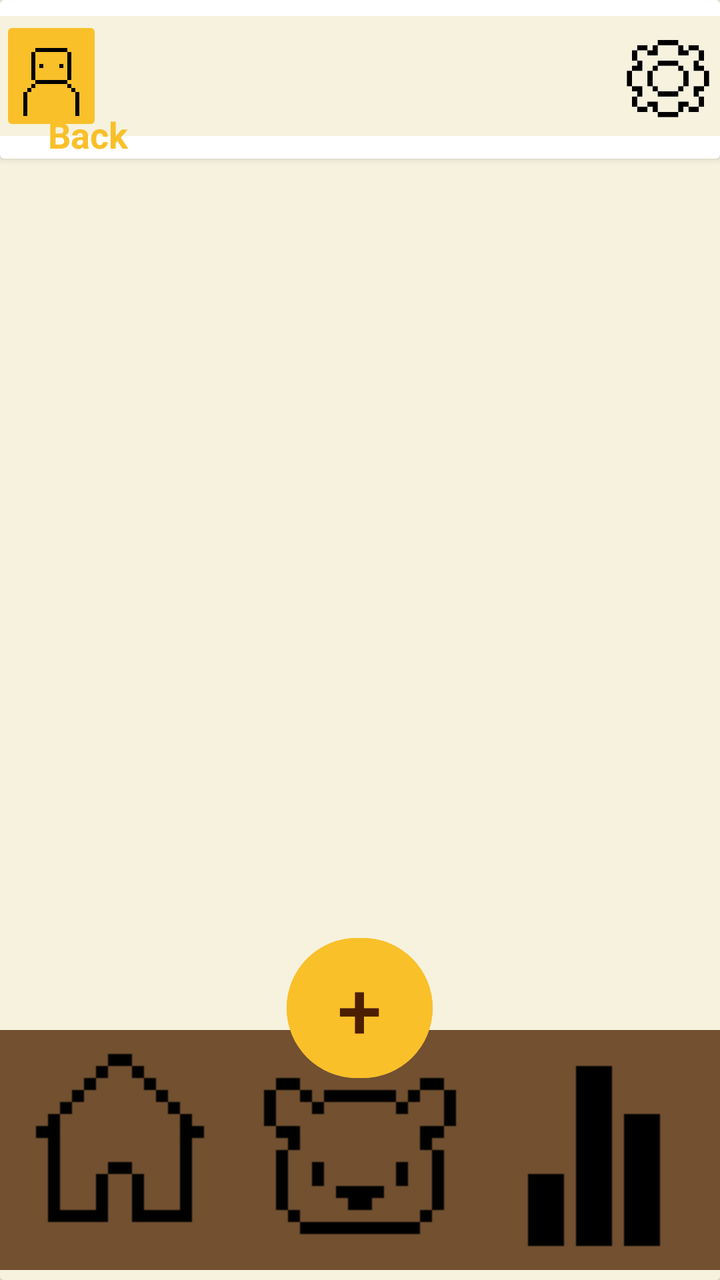
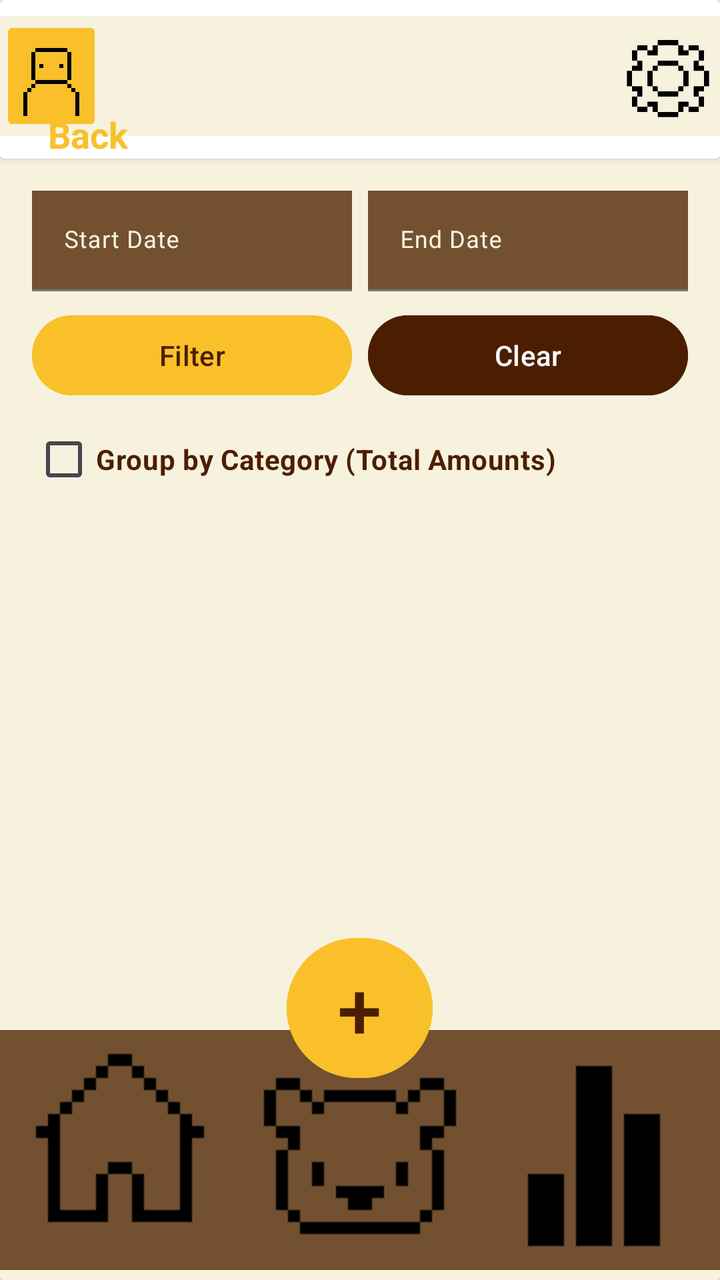

Compare the two renders of this Android layout. The source of the first and the diff that turns it into the second are given below.
<!-- AndroidManifest.xml: application theme Theme.BeeBudgetingLimited -->
<!-- res/layout/activity_view_all_home_screen.xml -->
<?xml version="1.0" encoding="utf-8"?>
<androidx.drawerlayout.widget.DrawerLayout xmlns:android="http://schemas.android.com/apk/res/android"
    xmlns:app="http://schemas.android.com/apk/res-auto"
    xmlns:tools="http://schemas.android.com/tools"
    android:id="@+id/main"
    android:layout_width="match_parent"
    android:layout_height="match_parent"
    android:rotation="0"
    android:rotationX="0"
    android:rotationY="0"
    tools:context=".HomeScreen"
    android:background="@color/Cream">

    <androidx.cardview.widget.CardView
        android:layout_width="match_parent"
        android:layout_height="wrap_content"
        app:cardBackgroundColor="@color/Cream">
        <LinearLayout
            android:layout_width="match_parent"
            android:layout_height="match_parent"
            android:orientation="vertical"
            android:background="@color/Cream">

            
            <androidx.cardview.widget.CardView
                android:layout_width="match_parent"
                android:layout_height="wrap_content" >

                <LinearLayout
                    android:id="@+id/topBar"
                    android:layout_width="match_parent"
                    android:layout_height="60dp"
                    android:layout_marginVertical="8dp"
                    android:background="@color/Cream"
                    android:orientation="horizontal">

                    <ImageButton
                        android:id="@+id/ProfileBtn"
                        android:layout_width="0dp"
                        android:layout_height="wrap_content"
                        android:layout_weight="0.2"
                        android:backgroundTint="@color/Bright_yellow"
                        android:scaleType="centerCrop"
                        app:srcCompat="@drawable/profileicon" />

                    <ImageView
                        android:id="@+id/imageView3"
                        android:layout_width="0dp"
                        android:layout_height="wrap_content"
                        android:layout_weight="1"
                        android:alpha="0"
                        app:srcCompat="@drawable/house" />

                    <ImageButton
                        android:id="@+id/Settingsbtn"
                        android:layout_width="0dp"
                        android:layout_height="match_parent"
                        android:layout_weight="0.2"
                        android:background="@android:color/transparent"
                        android:scaleType="fitCenter"
                        app:srcCompat="@drawable/cogicon" />

                </LinearLayout>

                <TextView
                    android:id="@+id/tvBack"
                    android:layout_width="50dp"
                    android:layout_height="wrap_content"
                    android:text="Back"
                    android:textColor="@color/Bright_yellow"
                    android:textSize="18sp"
                    android:textStyle="bold"
                    android:clickable="true"
                    android:focusable="true"
                    android:background="?attr/selectableItemBackground"
                    android:layout_marginStart="24dp"
                    android:layout_marginTop="55dp" />
            </androidx.cardview.widget.CardView>

            

            
            <androidx.recyclerview.widget.RecyclerView
                android:id="@+id/rvAllTransactions"
                android:layout_width="match_parent"
                android:layout_height="0dp"
                android:layout_weight="1"
                android:layout_marginHorizontal="16dp"
                android:layout_marginTop="10dp"
                android:layout_marginBottom="170dp"
                android:clipToPadding="false"
                tools:listitem="@layout/item_transaction" />

        </LinearLayout>

        <LinearLayout
            android:layout_width="match_parent"
            android:layout_height="519dp"
            android:orientation="vertical">

        </LinearLayout>

        <RelativeLayout
            android:id="@+id/bottomBar"
            android:layout_width="match_parent"
            android:layout_height="170dp"
            android:layout_gravity="bottom"
            android:layout_marginVertical="5dp">

            <LinearLayout
                android:layout_width="match_parent"
                android:layout_height="match_parent"
                android:gravity="bottom"
                android:orientation="horizontal">

                <ImageButton
                    android:id="@+id/Homebtn"
                    android:layout_width="wrap_content"
                    android:layout_height="wrap_content"
                    android:layout_weight="1"
                    android:background="#725030"
                    app:srcCompat="@drawable/houseicon" />

                <ImageButton
                    android:id="@+id/Barrybtn"
                    android:layout_width="wrap_content"
                    android:layout_height="wrap_content"
                    android:layout_weight="1"
                    android:background="#725030"
                    app:srcCompat="@drawable/bearicon" />

                <ImageButton
                    android:id="@+id/Analyticsbtn"
                    android:layout_width="wrap_content"
                    android:layout_height="wrap_content"
                    android:layout_weight="1"
                    android:background="#725030"
                    app:srcCompat="@drawable/analyticsicon" />

            </LinearLayout>

            <Button
                android:id="@+id/Addbtn"
                android:layout_width="73dp"
                android:layout_height="78dp"
                android:layout_centerHorizontal="true"
                android:layout_marginTop="0dp"

                android:backgroundTint="@color/Bright_yellow"
                android:text="+"
                android:textColor="@color/Dark_brown"
                android:textColorLink="#f2c560"
                android:textSize="40dp" />

        </RelativeLayout>

    </androidx.cardview.widget.CardView>
</androidx.drawerlayout.widget.DrawerLayout>
<!-- res/layout/item_transaction.xml (included above) -->
<?xml version="1.0" encoding="utf-8"?>
<androidx.cardview.widget.CardView xmlns:android="http://schemas.android.com/apk/res/android"
    xmlns:app="http://schemas.android.com/apk/res-auto"
    android:layout_width="match_parent"
    android:layout_height="wrap_content"
    android:layout_marginHorizontal="5dp"
    android:layout_marginVertical="4dp"
    app:cardBackgroundColor="@color/Gray_brown"
    app:cardCornerRadius="16dp"
    app:cardElevation="0dp">

    <RelativeLayout
        android:layout_width="match_parent"
        android:layout_height="wrap_content"
        android:padding="16dp">

        
        <TextView
            android:id="@+id/tvCategoryTitle"
            android:layout_width="wrap_content"
            android:layout_height="wrap_content"
            android:text="Dining out"
            android:textColor="@android:color/white"
            android:textSize="16sp"
            android:textStyle="bold" />

        
        <TextView
            android:id="@+id/tvTransactionNote"
            android:layout_width="wrap_content"
            android:layout_height="wrap_content"
            android:layout_below="@id/tvCategoryTitle"
            android:layout_marginTop="2dp"
            android:text="Note: Gift for mom"
            android:textColor="#C5B395"
            android:textSize="12sp"
            android:visibility="gone" />

        
        <TextView
            android:id="@+id/tvTransactionAmount"
            android:layout_width="wrap_content"
            android:layout_height="wrap_content"
            android:layout_alignParentEnd="true"
            android:layout_centerVertical="true"
            android:text="-R250"
            android:textColor="@color/Bright_yellow"
            android:textSize="18sp"
            android:textStyle="bold" />

    </RelativeLayout>

    <LinearLayout
        android:layout_width="match_parent"
        android:layout_height="match_parent"
        android:layout_marginVertical="50dp"
        android:orientation="vertical">

        <ImageView
            android:id="@+id/ivTransactionPhoto"
            android:layout_width="match_parent"
            android:layout_height="wrap_content"
            app:srcCompat="@drawable/cameraicon" />
    </LinearLayout>
</androidx.cardview.widget.CardView>
<!-- resources referenced by this layout -->
<resources>
  <color name="Bright_yellow">#f9c02a</color>
  <color name="Cream">#f6f2de</color>
  <color name="Dark_brown">#4c1e01</color>
  <color name="Gray_brown">#725030</color>
  <!-- drawable analyticsicon: png bitmap (drawable, 346 bytes) -->
  <!-- drawable bearicon: png bitmap (drawable, 423 bytes) -->
  <!-- drawable cameraicon: png bitmap (drawable, 405 bytes) -->
  <!-- drawable cogicon: png bitmap (drawable, 702 bytes) -->
  <!-- drawable house: png bitmap (drawable, 413934 bytes) -->
  <!-- drawable houseicon: png bitmap (drawable, 405 bytes) -->
  <!-- drawable profileicon: png bitmap (drawable, 471 bytes) -->
  <style name="Theme.BeeBudgetingLimited" parent="Base.Theme.BeeBudgetingLimited" />
  <style name="Base.Theme.BeeBudgetingLimited" parent="Theme.Material3.DayNight.NoActionBar">
          
          
      </style>
</resources>

<!-- the commit's change to res/layout/activity_view_all_home_screen.xml (unified diff, before → after) -->
@@ -5,16 +5,14 @@
     android:id="@+id/main"
     android:layout_width="match_parent"
     android:layout_height="match_parent"
-    android:rotation="0"
-    android:rotationX="0"
-    android:rotationY="0"
-    tools:context=".HomeScreen"
+    tools:context=".ViewAllHomeScreen"
     android:background="@color/Cream">
 
     <androidx.cardview.widget.CardView
         android:layout_width="match_parent"
         android:layout_height="wrap_content"
         app:cardBackgroundColor="@color/Cream">
+
         <LinearLayout
             android:layout_width="match_parent"
             android:layout_height="match_parent"
@@ -24,7 +22,7 @@
             
             <androidx.cardview.widget.CardView
                 android:layout_width="match_parent"
-                android:layout_height="wrap_content" >
+                android:layout_height="wrap_content">
 
                 <LinearLayout
                     android:id="@+id/topBar"
@@ -59,7 +57,6 @@
                         android:background="@android:color/transparent"
                         android:scaleType="fitCenter"
                         app:srcCompat="@drawable/cogicon" />
-
                 </LinearLayout>
 
                 <TextView
@@ -78,6 +75,101 @@
             </androidx.cardview.widget.CardView>
 
             
+            <LinearLayout
+                android:layout_width="match_parent"
+                android:layout_height="wrap_content"
+                android:backgroundTint="@color/Gray_brown"
+                android:orientation="horizontal"
+                android:paddingHorizontal="16dp"
+                android:paddingTop="16dp">
+
+                <com.google.android.material.textfield.TextInputLayout
+                    android:layout_width="0dp"
+                    android:layout_height="wrap_content"
+                    android:layout_marginEnd="4dp"
+                    android:layout_weight="1"
+                    android:background="@color/Gray_brown"
+                    android:backgroundTint="@color/Gray_brown"
+                    android:textColorHint="@color/Cream"
+                    app:boxBackgroundColor="@color/Gray_brown"
+                    app:boxBackgroundMode="filled">
+
+                    <com.google.android.material.textfield.TextInputEditText
+                        android:id="@+id/etStartDate"
+                        android:layout_width="match_parent"
+                        android:layout_height="wrap_content"
+                        android:background="@color/Gray_brown"
+                        android:backgroundTint="@color/Gray_brown"
+                        android:clickable="true"
+                        android:focusable="false"
+                        android:hint="Start Date"
+                        android:textColor="@color/Cream"
+                        android:textColorHint="@color/Cream"
+                        android:textSize="12sp" />
+                </com.google.android.material.textfield.TextInputLayout>
+
+                <com.google.android.material.textfield.TextInputLayout
+                    android:layout_width="0dp"
+                    android:layout_height="wrap_content"
+                    android:layout_marginStart="4dp"
+                    android:layout_weight="1"
+                    android:background="@color/Gray_brown"
+                    android:backgroundTint="@color/Gray_brown"
+                    android:textColorHint="@color/Cream"
+                    app:boxBackgroundColor="@color/Gray_brown"
+                    app:boxBackgroundMode="filled">
+
+                    <com.google.android.material.textfield.TextInputEditText
+                        android:id="@+id/etEndDate"
+                        android:layout_width="match_parent"
+                        android:layout_height="wrap_content"
+                        android:backgroundTint="@color/Gray_brown"
+                        android:clickable="true"
+                        android:focusable="false"
+                        android:hint="End Date"
+                        android:textColor="@android:color/white"
+                        android:textSize="12sp" />
+                </com.google.android.material.textfield.TextInputLayout>
+            </LinearLayout>
+
+            <LinearLayout
+                android:layout_width="match_parent"
+                android:layout_height="wrap_content"
+                android:orientation="horizontal"
+                android:paddingHorizontal="16dp"
+                android:paddingTop="8dp">
+
+                <Button
+                    android:id="@+id/btnFilter"
+                    android:layout_width="0dp"
+                    android:layout_height="wrap_content"
+                    android:layout_weight="1"
+                    android:layout_marginEnd="4dp"
+                    android:backgroundTint="@color/Bright_yellow"
+                    android:text="Filter"
+                    android:textColor="@color/Dark_brown" />
+
+                <Button
+                    android:id="@+id/btnClearFilter"
+                    android:layout_width="0dp"
+                    android:layout_height="wrap_content"
+                    android:layout_marginStart="4dp"
+                    android:layout_weight="1"
+                    android:backgroundTint="@color/Dark_brown"
+                    android:text="Clear"
+                    android:textColor="@android:color/white" />
+            </LinearLayout>
+
+            
+            <CheckBox
+                android:id="@+id/cbGroupByCategory"
+                android:layout_width="wrap_content"
+                android:layout_height="wrap_content"
+                android:layout_marginHorizontal="16dp"
+                android:layout_marginTop="4dp"
+                android:text="Group by Category (Total Amounts)"
+                android:textColor="@color/Dark_brown"
+                android:textStyle="bold" />
 
             
             <androidx.recyclerview.widget.RecyclerView
@@ -86,20 +178,13 @@
                 android:layout_height="0dp"
                 android:layout_weight="1"
                 android:layout_marginHorizontal="16dp"
-                android:layout_marginTop="10dp"
+                android:layout_marginTop="6dp"
                 android:layout_marginBottom="170dp"
                 android:clipToPadding="false"
                 tools:listitem="@layout/item_transaction" />
-
         </LinearLayout>
 
-        <LinearLayout
-            android:layout_width="match_parent"
-            android:layout_height="519dp"
-            android:orientation="vertical">
-
-        </LinearLayout>
-
+        
         <RelativeLayout
             android:id="@+id/bottomBar"
             android:layout_width="match_parent"
@@ -136,7 +221,6 @@
                     android:layout_weight="1"
                     android:background="#725030"
                     app:srcCompat="@drawable/analyticsicon" />
-
             </LinearLayout>
 
             <Button
@@ -145,15 +229,11 @@
                 android:layout_height="78dp"
                 android:layout_centerHorizontal="true"
                 android:layout_marginTop="0dp"
-
                 android:backgroundTint="@color/Bright_yellow"
                 android:text="+"
                 android:textColor="@color/Dark_brown"
-                android:textColorLink="#f2c560"
                 android:textSize="40dp" />
-
         </RelativeLayout>
-
     </androidx.cardview.widget.CardView>
 </androidx.drawerlayout.widget.DrawerLayout>
 <!-- res/layout/item_transaction.xml (included above) -->
